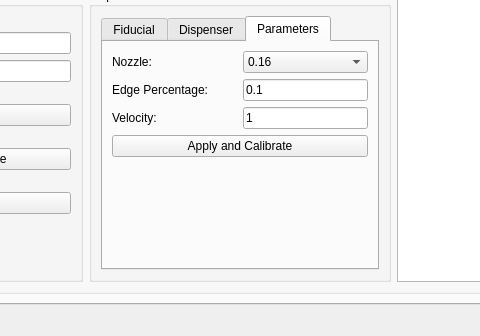
First picture: the form in pap_gui/ui/main_window.ui, repository JohanVer/PAP2015, before the edit; both pictures show x 180 to 660 and y 414 to 750 of the 1478 by 750 pixel window.
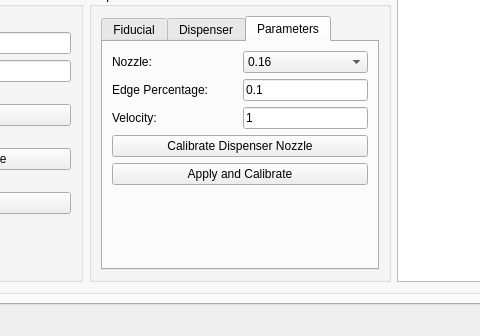
Second picture: the form after the edit. The open tabs and pages were chosen to show the change. Icons and pictures are not drawn. Custom widgets are drawn as their Qt base class.

Commit message: fixed dispenser calibration

```diff
--- a/pap_gui/ui/main_window.ui
+++ b/pap_gui/ui/main_window.ui
@@ -1259,6 +1259,13 @@
                           </item>
                          </layout>
                         </item>
+                        <item>
+                         <widget class="QPushButton" name="calibrate_dispenser_button">
+                          <property name="text">
+                           <string>Calibrate Dispenser Nozzle</string>
+                          </property>
+                         </widget>
+                        </item>
                         <item>
                          <widget class="QPushButton" name="disp_settings_apply">
                           <property name="text">
```
Left out of the diff: 4 changed lines with no effect on the pictures. The commit also changes 6 other files.
